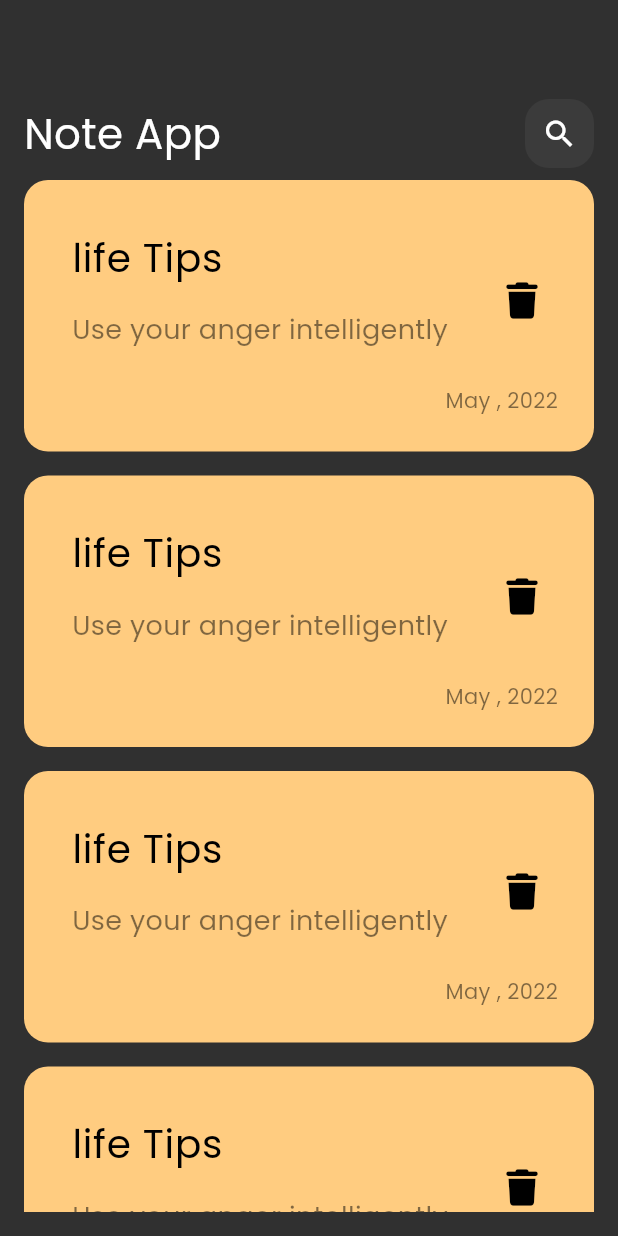
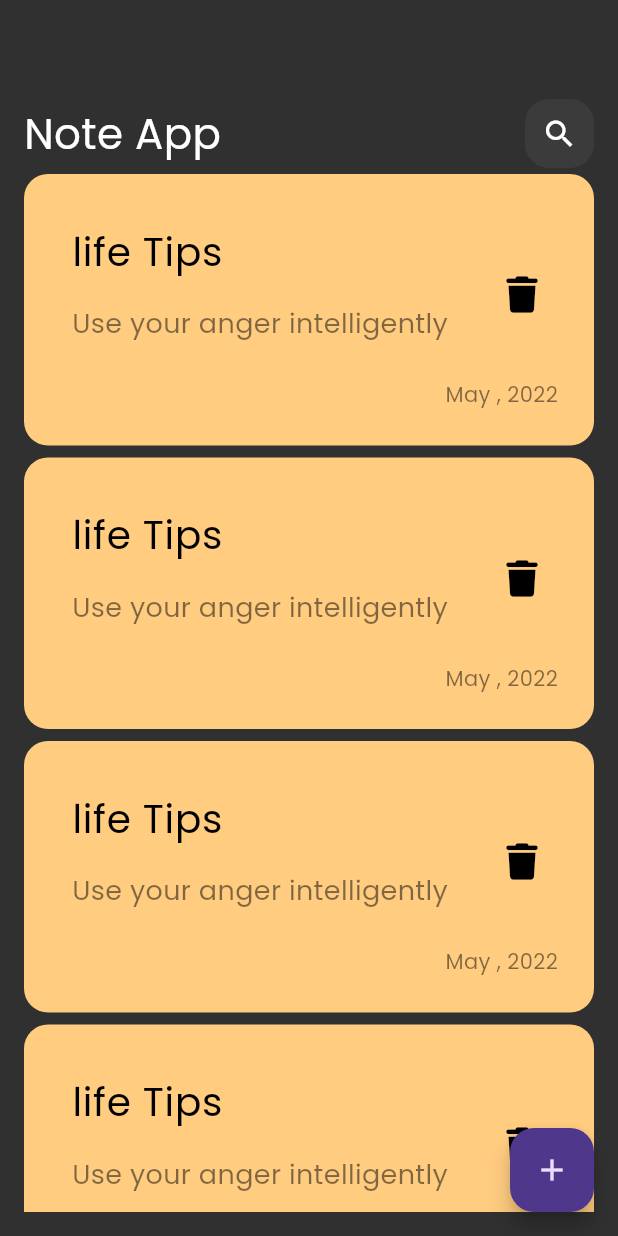
Before and after one commit to Mohamed549-bot/notes_app, a Flutter app: the screen it shows after launch, on a phone screen of 412 x 824 dp. Run offline on Flutter 3.47's test engine with Material 3 defaults, Android fonts, the phone set to English and light mode, and no system bars; our stand-ins replace font_awesome_flutter.

Commit message:
add floating action button

```diff
--- a/lib/views/notes_view.dart
+++ b/lib/views/notes_view.dart
@@ -6,7 +6,11 @@ class NotesView extends StatelessWidget {
 
   @override
   Widget build(BuildContext context) {
-    return const Scaffold(
+    return Scaffold(
+      floatingActionButton: FloatingActionButton(
+        onPressed: () {},
+        child: const Icon(Icons.add),
+      ),
       body: NotesViewBody(),
     );
   }
--- a/lib/views/widgets/notes_list_view.dart
+++ b/lib/views/widgets/notes_list_view.dart
@@ -8,7 +8,7 @@ class NotesListView extends StatelessWidget {
   Widget build(BuildContext context) {
     return ListView.builder(itemBuilder: (context, index) {
       return const Padding(
-        padding: EdgeInsets.symmetric(vertical: 8),
+        padding: EdgeInsets.symmetric(vertical: 4),
         child: NoteItem(),
       );
     });
```
